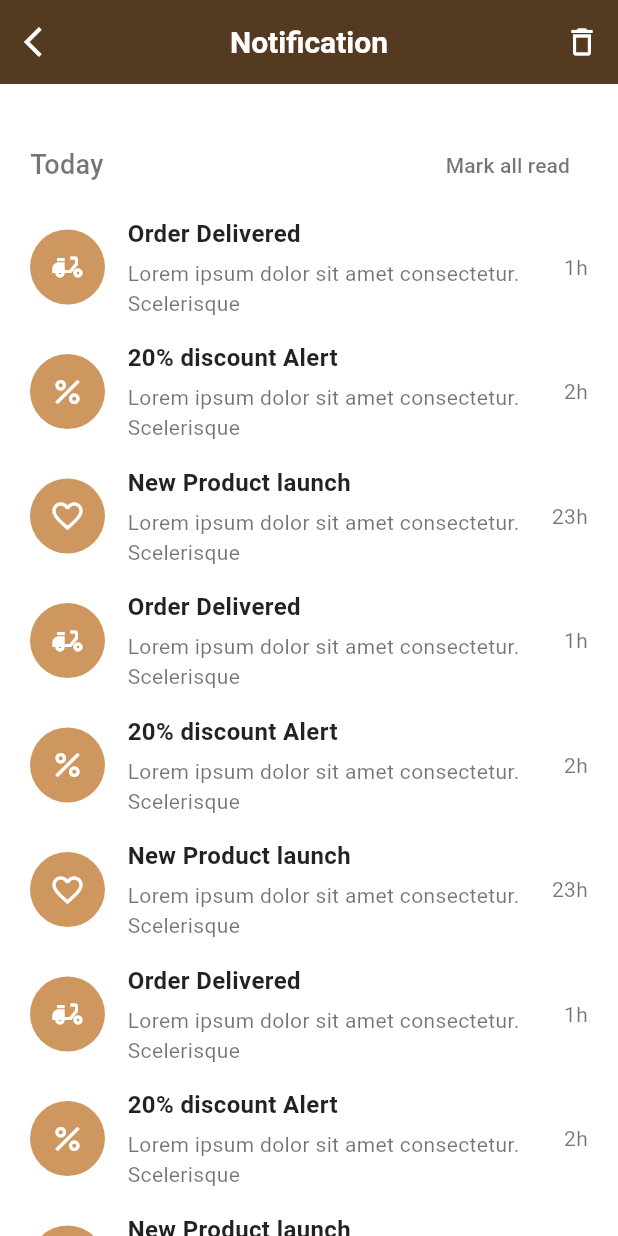
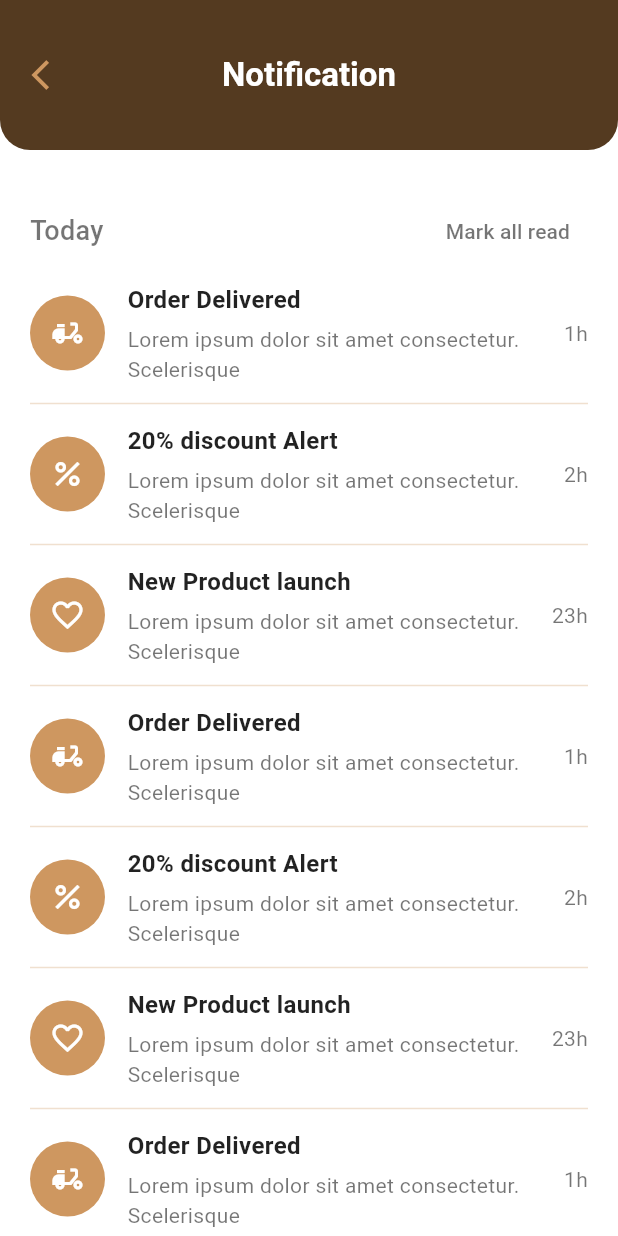
Before and after one commit to AymanAltairi73/CupCraft-Modern-Coffee-Shop-App, a Flutter app: the NotificationScreen screen opened by its route, on a phone screen of 412 x 824 dp. Run offline on Flutter 3.47's test engine with Material 3 defaults, Android fonts, the phone set to English and light mode, and no system bars; our stand-ins replace font_awesome_flutter, smooth_page_indicator; Roboto replaces fonts that are missing (Montserrat).

Commit message:
feat: Improve UI of my orders and notification screens
- Updated the AppBar in MyOrdersScreen and NotificationScreen to have rounded corners, a colored back button, and increased title font size.
- Added dividers between order items in MyOrdersScreen and notification items in NotificationScreen for better visual separation.
- Adjusted margins for order and notification items to reduce spacing.

```diff
--- a/lib/Presentation/pages/notification_screen.dart
+++ b/lib/Presentation/pages/notification_screen.dart
@@ -18,48 +18,40 @@ class NotificationScreen extends StatelessWidget {
     return AppBar(
       backgroundColor: const Color(0xFF543A20),
       elevation: 0,
-     leading: IconButton(
-        icon: const Icon(Icons.arrow_back_ios, color: Colors.white),
+      toolbarHeight: 100,
+      shape: const RoundedRectangleBorder(
+        borderRadius: BorderRadius.only(
+          bottomLeft: Radius.circular(20),
+          bottomRight: Radius.circular(20),
+        ),
+      ),
+      leading: Padding(
+        padding: const EdgeInsets.only(left: 10),
+        child: IconButton(
+          icon: const Icon(Icons.arrow_back_ios, color: Color(0xFFCE9760)),
           onPressed: () => NavigationHelper.goBack(context),
+        ),
       ),
       title: const Text(
         'Notification',
         style: TextStyle(
           color: Colors.white,
-          fontSize: 20,
+          fontSize: 22,
           fontWeight: FontWeight.bold,
         ),
       ),
-       actions: [
-        IconButton(
-          icon: const Icon(Icons.delete_outline, color: Colors.white),
-          onPressed: () => _showClearAllDialog(context),
-        ),
-      ],
+
       centerTitle: true,
     );
   }
-void _showClearAllDialog(BuildContext context) {
-    showDialog(
-      context: context,
-      builder: (context) => AlertDialog(
-        title: const Text('Clear All Notifications'),
-        content: const Text('Are you sure you want to clear all notifications?'),
-        actions: [
-          TextButton(
-            onPressed: () => Navigator.pop(context),
-            child: const Text('Cancel'),
-          ),
-          TextButton(
-            onPressed: () {
-              Navigator.pop(context);
-              ScaffoldMessenger.of(context).showSnackBar(
-                const SnackBar(content: Text('All notifications cleared')),
-              );
-            },
-            child: const Text('Clear All'),
-          ),
-        ],
+
+  Widget _divider() {
+    return Padding(
+      padding: const EdgeInsets.only(bottom: 5),
+      child: Divider(
+        color: const Color(0xFFCE9760).withOpacity(0.3),
+        thickness: 1,
+        //height: 10,
       ),
     );
   }
@@ -75,90 +67,119 @@ void _showClearAllDialog(BuildContext context) {
           description: 'Lorem ipsum dolor sit amet consectetur.\nScelerisque',
           time: '1h',
         ),
+        _divider(),
         _buildNotificationItem(
           icon: Icons.percent,
           title: '20% discount Alert',
           description: 'Lorem ipsum dolor sit amet consectetur.\nScelerisque',
           time: '2h',
         ),
+        _divider(),
+
         _buildNotificationItem(
           icon: Icons.favorite_border,
           title: 'New Product launch',
           description: 'Lorem ipsum dolor sit amet consectetur.\nScelerisque',
           time: '23h',
         ),
+        _divider(),
+
         _buildNotificationItem(
           icon: Icons.delivery_dining,
           title: 'Order Delivered',
           description: 'Lorem ipsum dolor sit amet consectetur.\nScelerisque',
           time: '1h',
         ),
+        _divider(),
+
         _buildNotificationItem(
           icon: Icons.percent,
           title: '20% discount Alert',
           description: 'Lorem ipsum dolor sit amet consectetur.\nScelerisque',
           time: '2h',
         ),
+        _divider(),
+
         _buildNotificationItem(
           icon: Icons.favorite_border,
           title: 'New Product launch',
           description: 'Lorem ipsum dolor sit amet consectetur.\nScelerisque',
           time: '23h',
         ),
+        _divider(),
+
         _buildNotificationItem(
           icon: Icons.delivery_dining,
           title: 'Order Delivered',
           description: 'Lorem ipsum dolor sit amet consectetur.\nScelerisque',
           time: '1h',
         ),
+        _divider(),
+
         _buildNotificationItem(
           icon: Icons.percent,
           title: '20% discount Alert',
           description: 'Lorem ipsum dolor sit amet consectetur.\nScelerisque',
           time: '2h',
         ),
+        _divider(),
+
         _buildNotificationItem(
           icon: Icons.favorite_border,
           title: 'New Product launch',
           description: 'Lorem ipsum dolor sit amet consectetur.\nScelerisque',
           time: '23h',
         ),
+        _divider(),
+
         _buildNotificationItem(
           icon: Icons.delivery_dining,
           title: 'Order Delivered',
           description: 'Lorem ipsum dolor sit amet consectetur.\nScelerisque',
           time: '1h',
         ),
+        _divider(),
+
         _buildNotificationItem(
           icon: Icons.percent,
           title: '20% discount Alert',
           description: 'Lorem ipsum dolor sit amet consectetur.\nScelerisque',
           time: '2h',
         ),
+        _divider(),
+
         _buildNotificationItem(
           icon: Icons.favorite_border,
           title: 'New Product launch',
           description: 'Lorem ipsum dolor sit amet consectetur.\nScelerisque',
           time: '23h',
         ),
+        _divider(),
+
         _buildNotificationItem(
           icon: Icons.delivery_dining,
           title: 'Order Delivered',
           description: 'Lorem ipsum dolor sit amet consectetur.\nScelerisque',
           time: '1h',
         ),
+        _divider(),
+
         _buildNotificationItem(
           icon: Icons.percent,
           title: '20% discount Alert',
           description: 'Lorem ipsum dolor sit amet consectetur.\nScelerisque',
           time: '2h',
         ),
+        _divider(),
+
         _buildNotificationItem(
           icon: Icons.favorite_border,
           title: 'New Product launch',
           description: 'Lorem ipsum dolor sit amet consectetur.\nScelerisque',
           time: '23h',
         ),
+        _divider(),
+
         const SizedBox(height: 20),
         _buildSectionHeader('Yesterday'),
         _buildNotificationItem(
@@ -167,6 +188,8 @@ void _showClearAllDialog(BuildContext context) {
           description: 'Lorem ipsum dolor sit amet consectetur.\nScelerisque',
           time: '1d',
         ),
+        _divider(),
+
         _buildNotificationItem(
           icon: Icons.percent,
           title: '20% discount Alert',
@@ -179,53 +202,72 @@ void _showClearAllDialog(BuildContext context) {
           description: 'Lorem ipsum dolor sit amet consectetur.\nScelerisque',
           time: '1d',
         ),
+        _divider(),
+
         _buildNotificationItem(
           icon: Icons.delivery_dining,
           title: 'Order Delivered',
           description: 'Lorem ipsum dolor sit amet consectetur.\nScelerisque',
           time: '1d',
         ),
+        _divider(),
+
         _buildNotificationItem(
           icon: Icons.percent,
           title: '20% discount Alert',
           description: 'Lorem ipsum dolor sit amet consectetur.\nScelerisque',
           time: '1d',
         ),
+        _divider(),
+
         _buildNotificationItem(
           icon: Icons.favorite_border,
           title: 'New Product launch',
           description: 'Lorem ipsum dolor sit amet consectetur.\nScelerisque',
           time: '1d',
-        ), _buildNotificationItem(
+        ),
+        _divider(),
+
+        _buildNotificationItem(
           icon: Icons.delivery_dining,
           title: 'Order Delivered',
           description: 'Lorem ipsum dolor sit amet consectetur.\nScelerisque',
           time: '1d',
         ),
+        _divider(),
+
         _buildNotificationItem(
           icon: Icons.percent,
           title: '20% discount Alert',
           description: 'Lorem ipsum dolor sit amet consectetur.\nScelerisque',
           time: '1d',
         ),
+        _divider(),
+
         _buildNotificationItem(
           icon: Icons.favorite_border,
           title: 'New Product launch',
           description: 'Lorem ipsum dolor sit amet consectetur.\nScelerisque',
           time: '1d',
         ),
+        _divider(),
+
         _buildNotificationItem(
           icon: Icons.delivery_dining,
           title: 'Order Delivered',
           description: 'Lorem ipsum dolor sit amet consectetur.\nScelerisque',
           time: '1d',
         ),
+        _divider(),
+
         _buildNotificationItem(
           icon: Icons.percent,
           title: '20% discount Alert',
           description: 'Lorem ipsum dolor sit amet consectetur.\nScelerisque',
           time: '1d',
         ),
+        _divider(),
+
         _buildNotificationItem(
           icon: Icons.favorite_border,
           title: 'New Product launch',
@@ -254,10 +296,7 @@ void _showClearAllDialog(BuildContext context) {
             onPressed: () {},
             child: const Text(
               'Mark all read',
-              style: TextStyle(
-                color: Colors.black54,
-                fontSize: 14,
-              ),
+              style: TextStyle(color: Colors.black54, fontSize: 14),
             ),
           ),
         ],
@@ -272,7 +311,7 @@ void _showClearAllDialog(BuildContext context) {
     required String time,
   }) {
     return Container(
-      margin: const EdgeInsets.only(bottom: 15),
+      margin: const EdgeInsets.only(bottom: 5),
       child: Row(
         children: [
           Container(
@@ -282,11 +321,7 @@ void _showClearAllDialog(BuildContext context) {
               shape: BoxShape.circle,
               color: Color(0xFFCE9760),
             ),
-            child: Icon(
-              icon,
-              color: Colors.white,
-              size: 24,
-            ),
+            child: Icon(icon, color: Colors.white, size: 24),
           ),
           const SizedBox(width: 15),
           Expanded(
@@ -304,20 +339,14 @@ void _showClearAllDialog(BuildContext context) {
                 const SizedBox(height: 5),
                 Text(
                   description,
-                  style: const TextStyle(
-                    fontSize: 14,
-                    color: Colors.black54,
-                  ),
+                  style: const TextStyle(fontSize: 14, color: Colors.black54),
                 ),
               ],
             ),
           ),
           Text(
             time,
-            style: const TextStyle(
-              fontSize: 14,
-              color: Colors.black54,
-            ),
+            style: const TextStyle(fontSize: 14, color: Colors.black54),
           ),
         ],
       ),
```
Also changed, not shown: lib/Presentation/pages/NotificationScreen.dart (deleted, +0 -169 lines), lib/Presentation/pages/my_orders_screen.dart (+34 -11 lines). Lines whose indentation alone changed are shown as unchanged.
